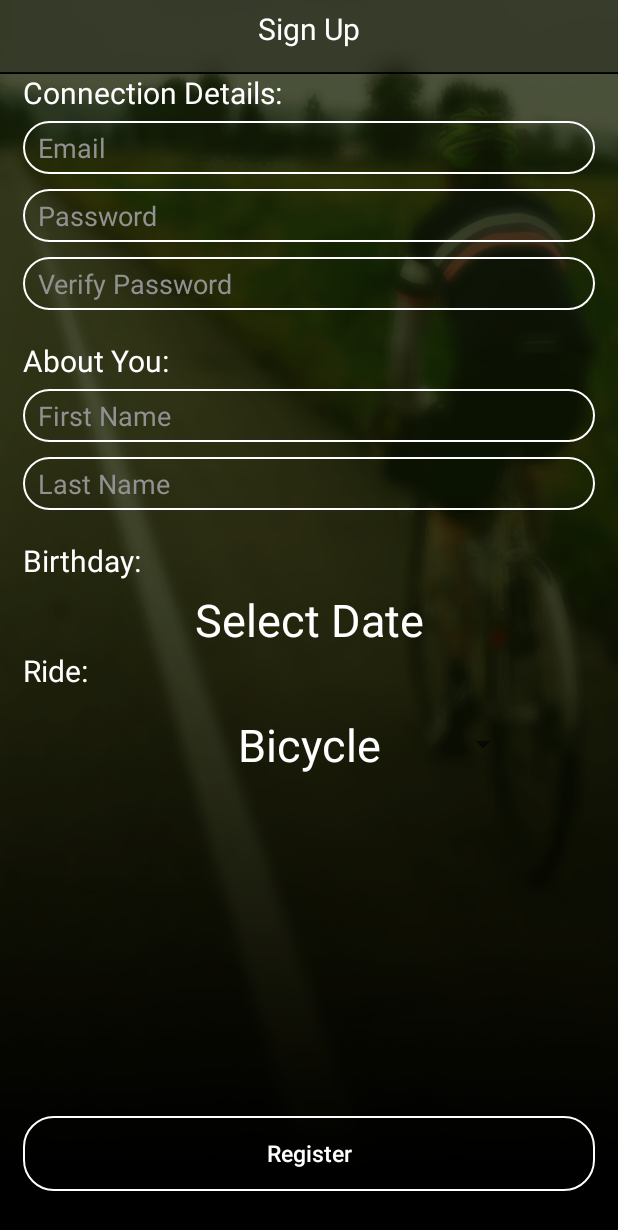
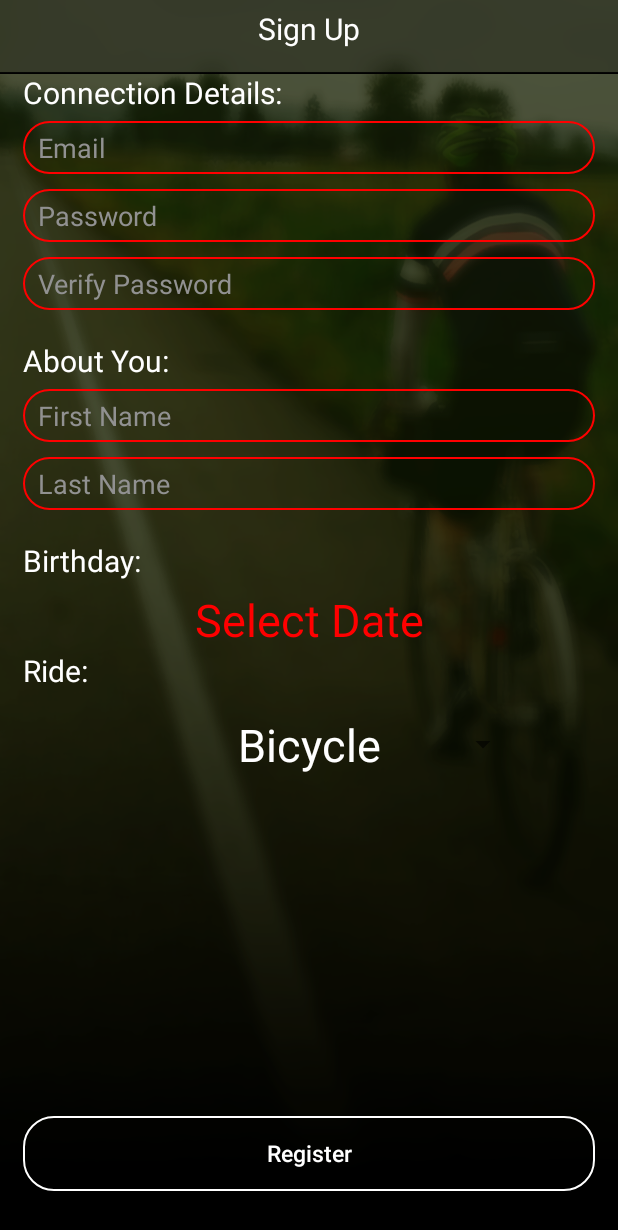
Before and after one commit to colior/Cyclist, an Android app: the SignUp screen opened directly, with no data from a screen before it, after a tap on "Register", on a phone screen of 412 x 824 dp. Shown: the top 1230 px of the screen. Run offline under Robolectric (Android 15) with nearby library versions, the phone set to English and light mode, and no system bars; our stand-ins replace Firebase (no records; nobody signed in at launch, a user with empty details on screens opened directly); libraries missing offline, so code that uses them is left out: javax.mail.internet, org.osmdroid.api, org.osmdroid.bonuspack, org.osmdroid.util.

Commit message:
add verification fix design

```diff
--- a/app/src/main/java/com/cyclist/activities/SignIn.java
+++ b/app/src/main/java/com/cyclist/activities/SignIn.java
@@ -6,6 +6,7 @@ import android.support.annotation.NonNull;
 import android.support.v7.app.AppCompatActivity;
 import android.util.Log;
 import android.view.View;
+import android.view.WindowManager;
 import android.widget.Button;
 import android.widget.EditText;
 import android.widget.Toast;
@@ -49,6 +50,7 @@ public class SignIn extends AppCompatActivity implements View.OnClickListener {
     @Override
     protected void onCreate(Bundle savedInstanceState) {
         super.onCreate(savedInstanceState);
+        this.getWindow().setSoftInputMode(WindowManager.LayoutParams.SOFT_INPUT_STATE_ALWAYS_HIDDEN);
         setContentView(R.layout.activity_singin);
         initializeComponents();
     }
@@ -141,8 +143,8 @@ public class SignIn extends AppCompatActivity implements View.OnClickListener {
     }
 
     private void goToMainActivity(FirebaseUser user) {
-        Intent mainActivityIntent = new Intent(SignIn.this, MainActivity.class);
-        startActivity(mainActivityIntent);
+//        Intent mainActivityIntent = new Intent(SignIn.this, MainActivity.class);
+//        startActivity(mainActivityIntent);
     }
 
     public void onSignInButtonClick(View view) {
--- a/app/src/main/java/com/cyclist/activities/SignUp.java
+++ b/app/src/main/java/com/cyclist/activities/SignUp.java
@@ -9,6 +9,7 @@ import android.text.Editable;
 import android.text.TextWatcher;
 import android.util.Log;
 import android.view.View;
+import android.view.WindowManager;
 import android.widget.ArrayAdapter;
 import android.widget.Button;
 import android.widget.DatePicker;
@@ -47,6 +48,7 @@ public class SignUp extends AppCompatActivity {
     @Override
     protected void onCreate(Bundle savedInstanceState) {
         super.onCreate(savedInstanceState);
+        this.getWindow().setSoftInputMode(WindowManager.LayoutParams.SOFT_INPUT_STATE_ALWAYS_HIDDEN);
         setContentView(R.layout.activity_signup);
         initializeComponents();
     }
@@ -96,18 +98,22 @@ public class SignUp extends AppCompatActivity {
 
     }
 
-    private void addOnChangeEvent(EditText editText) {
+    private void addOnChangeEvent(final EditText editText) {
         editText.addTextChangedListener(new TextWatcher() {
             @Override
-            public void beforeTextChanged(CharSequence s, int start, int count, int after) {}
+            public void beforeTextChanged(CharSequence s, int start, int count, int after) {
+                editText.setTextColor(Color.WHITE);
+            }
 
             @Override
             public void onTextChanged(CharSequence s, int start, int before, int count) {
-                email.setTextColor(Color.WHITE);
+                editText.setTextColor(Color.WHITE);
+                editText.setBackground(getResources().getDrawable(R.drawable.back));
             }
 
             @Override
-            public void afterTextChanged(Editable s) {}
+            public void afterTextChanged(Editable s) {
+            }
         });
     }
 
@@ -179,33 +185,33 @@ public class SignUp extends AppCompatActivity {
         String lnameField = lname.getText().toString();
         String datePickerTextViewField = datePickerTextView.getText().toString();
 
-        if(emailField.isEmpty() || isValidEmailAddress(emailField)){
-            email.setTextColor(Color.RED);
+        if(emailField.isEmpty() || !isValidEmailAddress(emailField)){
+            signError(email);
             verify = false;
         }
 
         if(passwordField.isEmpty() || passwordField.length() < 8){
-            password.setTextColor(Color.RED);
+            signError(password);
             verify = false;
         }
 
         if(verifyPasswordField.isEmpty() || !verifyPasswordField.equals(passwordField)){
-            verifyPassword.setTextColor(Color.RED);
+            signError(verifyPassword);
             verify = false;
         }
 
-        if(fnameField.isEmpty() || isValidName(fnameField)){
-            fname.setTextColor(Color.RED);
+        if(fnameField.isEmpty() || !isValidName(fnameField)){
+            signError(fname);
             verify = false;
         }
 
-        if(lnameField.isEmpty() || isValidName(lnameField)){
-            lname.setTextColor(Color.RED);
+        if(lnameField.isEmpty() || !isValidName(lnameField)){
+            signError(lname);
             verify = false;
         }
 
-        if(datePickerTextViewField.equals(getResources().getString(R.string.select_date))){
-            datePickerTextView.setTextColor(Color.RED);
+        if(datePickerTextViewField.isEmpty()){
+            datePickerTextView.setHintTextColor(Color.RED);
             verify = false;
         }
 
@@ -213,6 +219,11 @@ public class SignUp extends AppCompatActivity {
             registerButton.setEnabled(true);
         }
         return verify;
+    }
+
+    private void signError(EditText editText) {
+        editText.setTextColor(Color.RED);
+        editText.setBackground(getResources().getDrawable(R.drawable.back_error));
     }
 
     private boolean isValidName(String name) {
--- /dev/null
+++ b/app/src/main/res/drawable/back_error.xml
@@ -0,0 +1,7 @@
+<?xml version="1.0" encoding="utf-8"?>
+<shape xmlns:android="http://schemas.android.com/apk/res/android" android:shape="rectangle" >
+    <stroke android:width="1dip" android:color="#ff0000"/>
+    <corners
+        android:radius="20dp"   >
+    </corners>
+</shape>
--- a/app/src/main/res/layout/activity_signup.xml
+++ b/app/src/main/res/layout/activity_signup.xml
@@ -1,20 +1,20 @@
 <?xml version="1.0" encoding="utf-8"?>
-<android.support.constraint.ConstraintLayout xmlns:android="http://schemas.android.com/apk/res/android"
+
+<RelativeLayout
+    xmlns:android="http://schemas.android.com/apk/res/android"
     xmlns:app="http://schemas.android.com/apk/res-auto"
     xmlns:tools="http://schemas.android.com/tools"
+    tools:context=".activities.SignUp"
     android:layout_width="match_parent"
     android:layout_height="match_parent"
-    tools:context=".activities.SignUp"
-    android:background="@drawable/signup_image">
-
-    <LinearLayout
-        android:layout_width="match_parent"
-        android:layout_height="match_parent"
+    android:background="@drawable/signup_image"
     android:orientation="vertical"
-        android:layout_marginLeft="15dp"
-        android:layout_marginRight="15dp">
+    android:paddingStart="15dp"
+    android:paddingEnd="15dp">
 
     <TextView
+        android:id="@+id/signUp_title"
+        android:layout_alignParentTop="true"
         android:layout_width="match_parent"
         android:layout_height="wrap_content"
         android:text="@string/signup"
@@ -23,6 +23,16 @@
         android:textColor="#ffffff"
         android:layout_marginTop="5dp"
         android:layout_marginBottom="15dp"/>
+    <ScrollView
+        android:layout_below="@+id/signUp_title"
+        android:layout_above="@+id/registerButton"
+        android:layout_width="match_parent"
+        android:layout_height="match_parent">
+        <LinearLayout
+            android:layout_width="match_parent"
+            android:layout_height="wrap_content"
+            android:orientation="vertical">
+
             <TextView
                 android:layout_width="match_parent"
                 android:layout_height="wrap_content"
@@ -129,6 +139,7 @@
                 android:imeOptions="actionDone"
                 android:focusableInTouchMode="true" />
 
+
             <TextView
                 android:layout_width="match_parent"
                 android:layout_height="wrap_content"
@@ -172,16 +183,13 @@
                     android:entries="@array/rides"
                     android:gravity="center"
                     style="@style/Widget.AppCompat.Light.DropDownItem.Spinner"
-                android:imeOptions="actionDone"/>
+                    android:imeOptions="actionDone"
+                    android:layout_marginBottom="10dp"/>
             </LinearLayout>
-
-        <LinearLayout
-            android:layout_width="match_parent"
-            android:layout_height="match_parent"
-            android:orientation="vertical"
-            android:gravity="bottom">
-
+        </LinearLayout>
+    </ScrollView>
     <Button
+        android:layout_alignParentBottom="true"
         android:id="@+id/registerButton"
         android:layout_width="match_parent"
         android:layout_height="50dp"
@@ -191,8 +199,4 @@
         android:textAllCaps="false"
         android:textColor="#ffffff"
         android:textSize="15sp" />
-        </LinearLayout>
-
-    </LinearLayout>
-
-</android.support.constraint.ConstraintLayout>
+</RelativeLayout>
```
Also changed, not shown: app/src/main/res/layout/activity_singin.xml (+68 -51 lines). Lines whose indentation alone changed are shown as unchanged.
